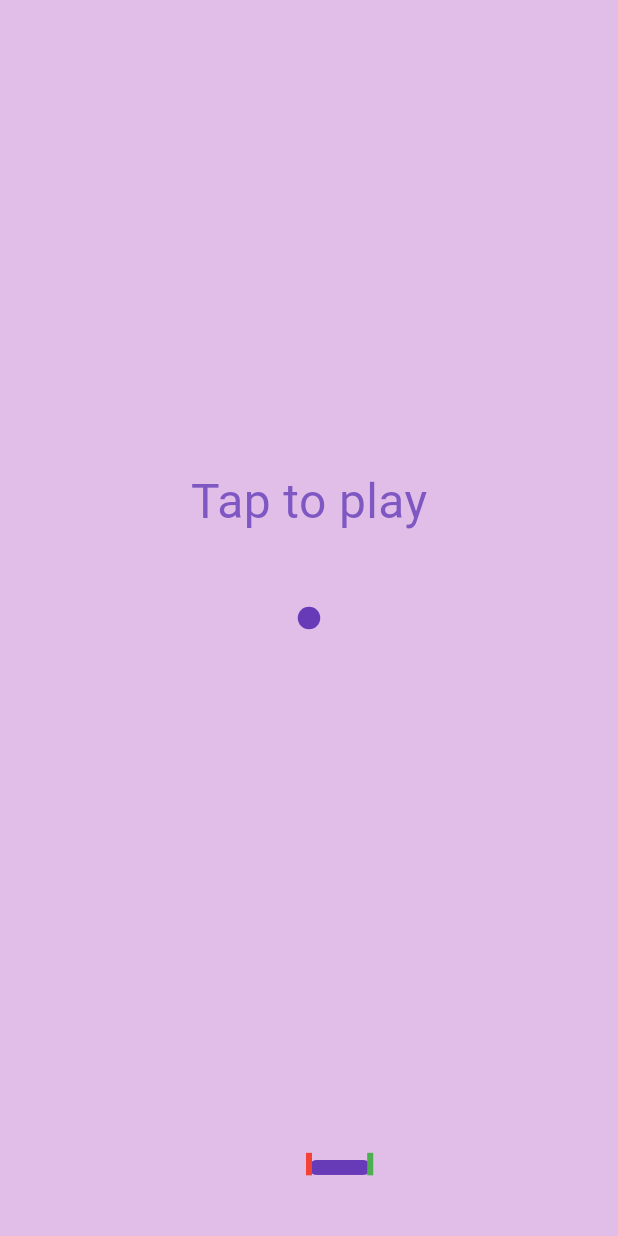
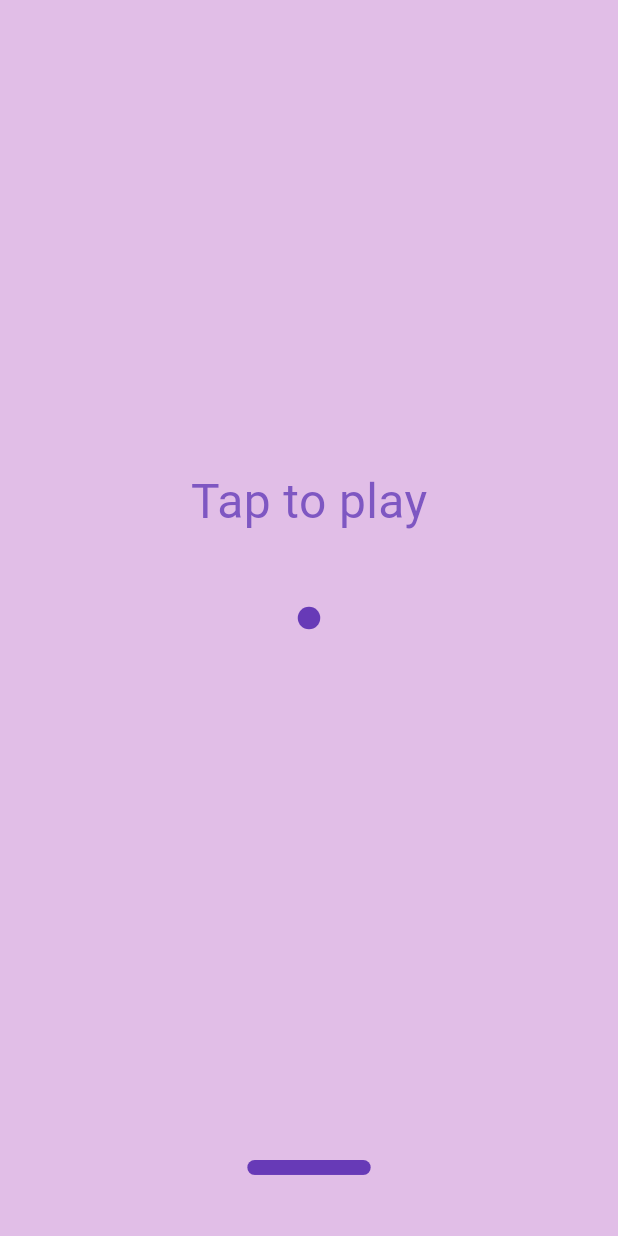
Before and after one commit to Unity0001/BrickBreaker, a Flutter app: the screen it shows after launch, on a phone screen of 412 x 824 dp. Run offline on Flutter 3.47's test engine with Material 3 defaults, Android fonts, the phone set to English and light mode, and no system bars.

Commit message:
fix: movement

```diff
--- a/lib/homepage.dart
+++ b/lib/homepage.dart
@@ -12,14 +12,17 @@ class HomePage extends StatefulWidget {
   _HomePageState createState() => _HomePageState();
 }
 
+enum direction{ UP, DOWN}
+
 class _HomePageState extends State<HomePage> {
   // ball variables
   double ballX = 0;
   double ballY = 0;
+  var ballDirection = direction.DOWN;
 
   //player variable
-  double playerX = 0;
-  double playerWidht = 0.2;
+  double playerX = -0.2;
+  double playerWidht = 0.4;
 
   //game  settings
   bool hasGameStarted = false;
@@ -27,9 +30,30 @@ class _HomePageState extends State<HomePage> {
   void startGame() {
     hasGameStarted = true;
     Timer.periodic(Duration(milliseconds: 10), (timer) {
-      setState(() {
-        ballY += 0.001;
+
+      updateDirection();
+
+      moveBall();
       });
+    }
+
+  void moveBall() {
+    setState (() {
+      if (ballDirection == direction.DOWN) {
+        ballY += 0.01;
+      } else if (ballDirection == direction.UP) {
+        ballY -= 0.01;
+      }
+    });
+  }
+
+  void updateDirection() {
+    setState(() {
+      if (ballY >= 0.9 && ballX >= playerX && ballY <= playerX + playerWidht) {
+        ballDirection = direction.UP;
+      } else if (ballY <= 0.9) {
+        ballDirection = direction.DOWN;
+      }
     });
   }
 
@@ -49,6 +73,19 @@ class _HomePageState extends State<HomePage> {
     });
   }
 
+   void onHorizontalDragUpdate(DragUpdateDetails details) {
+    setState(() {
+      double newPlayerX = playerX + (details.primaryDelta! / MediaQuery.of(context).size.width);
+      if (newPlayerX > 1 - playerWidht) {
+        playerX = 1 - playerWidht;
+      } else if (newPlayerX < -1) {
+        playerX = -1;
+      } else {
+        playerX = newPlayerX;
+      }
+    });
+  }
+
   @override
   Widget build(BuildContext context) {
     return RawKeyboardListener(
@@ -63,6 +100,7 @@ class _HomePageState extends State<HomePage> {
       },
       child: GestureDetector(
       onTap: startGame,
+      onHorizontalDragUpdate: onHorizontalDragUpdate,
       child: Scaffold(
         backgroundColor: Colors.purple[100],
         body: Center(
@@ -84,22 +122,7 @@ class _HomePageState extends State<HomePage> {
               ),
 
               //where is playerX?
-              Container(
-                alignment: Alignment(playerX, 0.9),
-                child: Container(
-                  color: Colors.red,
-                  width: 4,
-                  height: 15,
-                ),
-              ),
-              Container(
-                alignment: Alignment(playerX + playerWidht, 0.9),
-                child: Container(
-                  color: Colors.green,
-                  width: 4,
-                  height: 15,
-                ),
-              )
+
             ],
           ),
         ),
```
Also changed, not shown: lib/main.dart (line endings or trailing spaces).
